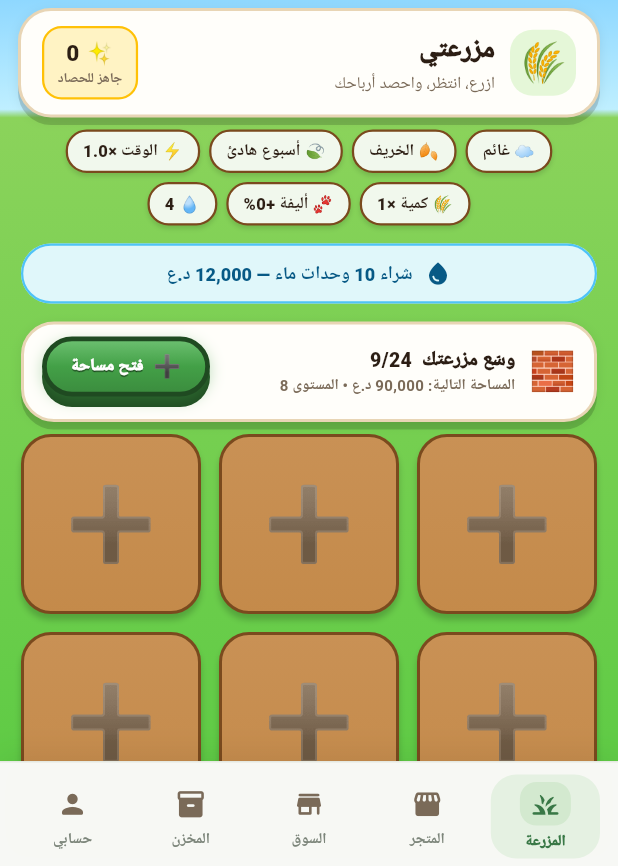
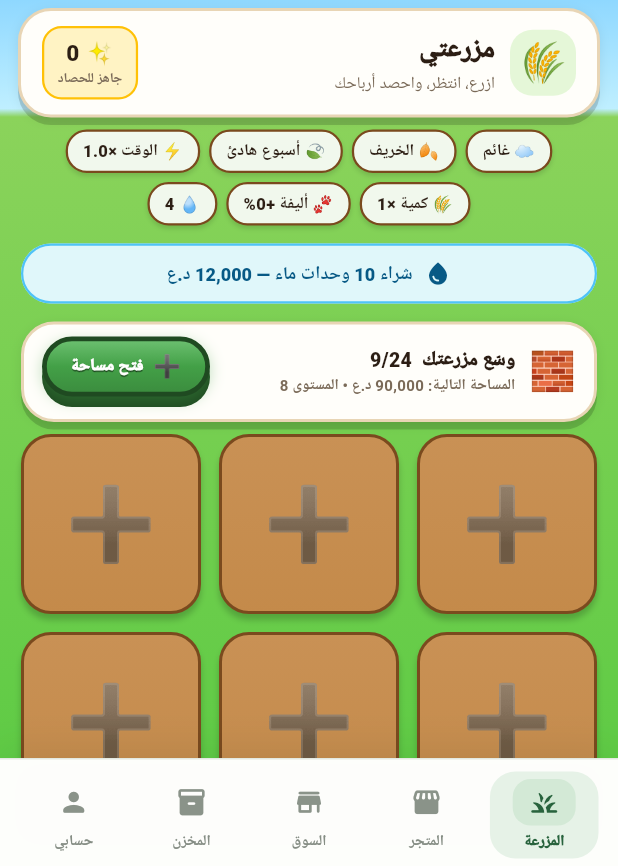
Before and after one commit to madara19091909/myapp2cpr, a Flutter app: the screen it shows once a user with an empty profile is signed in, on a phone screen of 412 x 824 dp. Shown: the part 367-1233 px from the top of the screen. Run offline on Flutter 3.47's test engine with Material 3 defaults, Android fonts, the phone set to English and light mode, and no system bars; our stand-ins replace cloud_firestore, firebase_auth, firebase_core, shared_preferences; accounts and stored records are empty.

Commit message:
update lib/features/home/widgets/bottom_nav.dart

```diff
--- a/lib/features/home/widgets/bottom_nav.dart
+++ b/lib/features/home/widgets/bottom_nav.dart
@@ -1,11 +1,7 @@
 import 'package:flutter/material.dart';
 
-import '../../../core/theme/app_theme.dart';
-
-/// شريط تنقل سفلي خفيف بأسلوب حديث، مع وجهات رئيسية فقط.
 class BottomNav extends StatelessWidget {
   const BottomNav({super.key, required this.index, required this.onChanged});
-
   final int index;
   final ValueChanged<int> onChanged;
 
@@ -20,26 +16,18 @@ class BottomNav extends StatelessWidget {
   @override
   Widget build(BuildContext context) => Container(
     decoration: BoxDecoration(
-          color: const Color(0xFFF7F8F5).withValues(alpha: .97),
-          border: const Border(top: BorderSide(color: Color(0xFFE5E9E1))),
-          boxShadow: const [BoxShadow(color: Color(0x10000000), blurRadius: 16, offset: Offset(0, -4))],
+      color: const Color(0xFFFDFEFC).withValues(alpha: .97),
+      border: const Border(top: BorderSide(color: Color(0xFFE3E9E1))),
+      boxShadow: const [BoxShadow(color: Color(0x120F2816), blurRadius: 22, offset: Offset(0, -6))],
     ),
     child: SafeArea(
       top: false,
       child: Padding(
-            padding: const EdgeInsets.fromLTRB(9, 8, 9, 7),
-            child: Row(
-              children: List.generate(_items.length, (i) {
+        padding: const EdgeInsets.fromLTRB(10, 8, 10, 7),
+        child: Row(children: List.generate(_items.length, (i) {
           final item = _items[i];
-                return Expanded(
-                  child: _NavButton(
-                    item: item,
-                    selected: i == index,
-                    onTap: () => onChanged(i),
-                  ),
-                );
-              }),
-            ),
+          return Expanded(child: _NavButton(item: item, selected: i == index, onTap: () => onChanged(i)));
+        })),
       ),
     ),
   );
@@ -53,56 +41,35 @@ class _NavItem {
 
 class _NavButton extends StatelessWidget {
   const _NavButton({required this.item, required this.selected, required this.onTap});
-
   final _NavItem item;
   final bool selected;
   final VoidCallback onTap;
 
   @override
   Widget build(BuildContext context) => Semantics(
-        button: true,
-        selected: selected,
-        label: item.label,
-        child: Material(
-          color: Colors.transparent,
+    button: true, selected: selected, label: item.label,
     child: InkWell(
       onTap: onTap,
-            borderRadius: BorderRadius.circular(17),
+      borderRadius: BorderRadius.circular(18),
       child: AnimatedContainer(
-              duration: const Duration(milliseconds: 190),
+        duration: const Duration(milliseconds: 220),
         curve: Curves.easeOutCubic,
         margin: const EdgeInsets.symmetric(horizontal: 3),
         padding: const EdgeInsets.symmetric(vertical: 5),
         decoration: BoxDecoration(
-                color: selected ? const Color(0xFFE5F1E2) : Colors.transparent,
+          color: selected ? const Color(0xFFE6F2E7) : Colors.transparent,
           borderRadius: BorderRadius.circular(17),
         ),
-              child: Column(
-                mainAxisSize: MainAxisSize.min,
-                children: [
+        child: Column(mainAxisSize: MainAxisSize.min, children: [
           AnimatedContainer(
-                    duration: const Duration(milliseconds: 190),
-                    width: selected ? 34 : 30,
-                    height: selected ? 29 : 27,
-                    decoration: BoxDecoration(
-                      color: selected ? const Color(0xFFD3E9CF) : Colors.transparent,
-                      borderRadius: BorderRadius.circular(11),
-                    ),
-                    child: Icon(item.icon, size: 21, color: selected ? const Color(0xFF397846) : AppColors.muted),
+            duration: const Duration(milliseconds: 220),
+            width: 42, height: 31,
+            decoration: BoxDecoration(color: selected ? const Color(0xFFD3E9D6) : Colors.transparent, borderRadius: BorderRadius.circular(12)),
+            child: Icon(item.icon, size: 21, color: selected ? const Color(0xFF28633D) : const Color(0xFF8A9389)),
           ),
           const SizedBox(height: 3),
-                  Text(
-                    item.label,
-                    maxLines: 1,
-                    style: TextStyle(
-                      color: selected ? const Color(0xFF397846) : const Color(0xFF7C857A),
-                      fontWeight: selected ? FontWeight.w900 : FontWeight.w700,
-                      fontSize: 10,
-                    ),
-                  ),
-                ],
-              ),
-            ),
+          Text(item.label, maxLines: 1, style: TextStyle(color: selected ? const Color(0xFF28633D) : const Color(0xFF858D84), fontWeight: selected ? FontWeight.w900 : FontWeight.w600, fontSize: 10)),
+        ]),
       ),
     ),
   );
```
Lines whose indentation alone changed are shown as unchanged.
